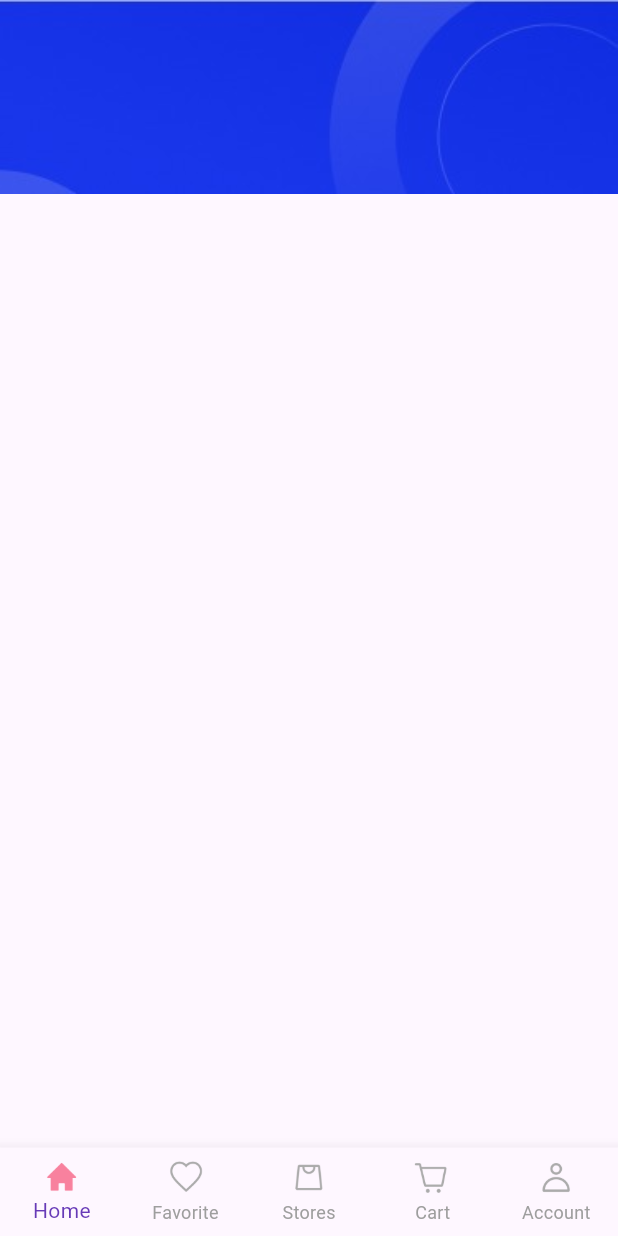
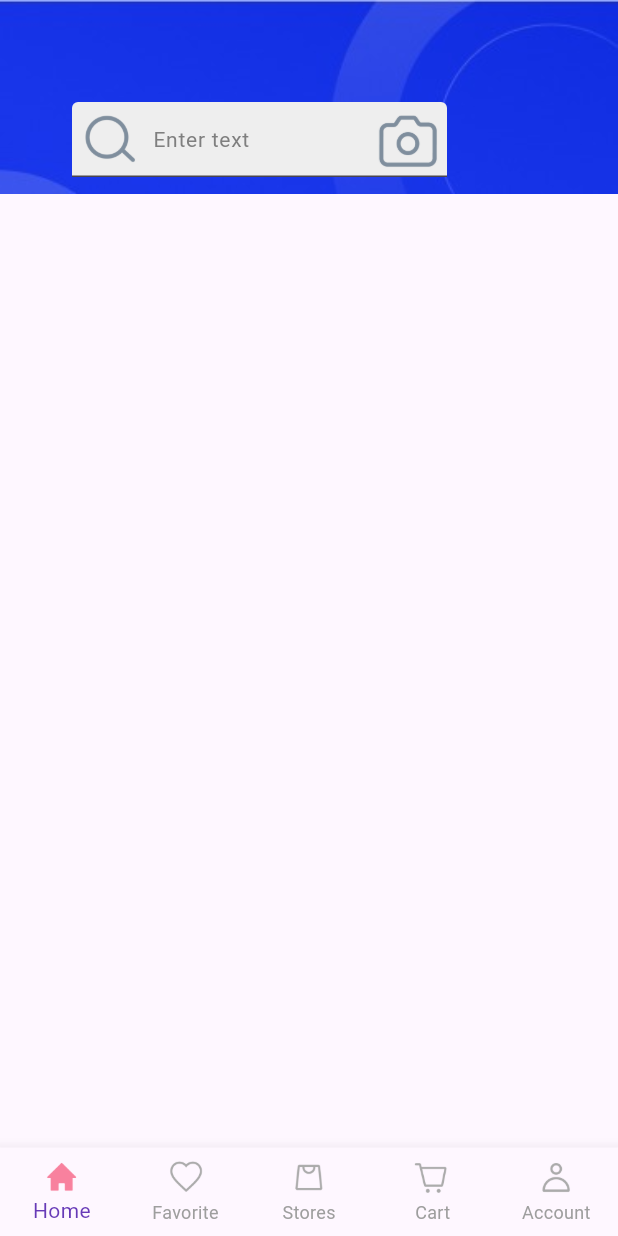
Before and after one commit to gyhcom/flutter_first, a Flutter app: the screen it shows after launch, on a phone screen of 412 x 824 dp. Run offline on Flutter 3.47's test engine with Material 3 defaults, Android fonts, the light colour scheme and no system bars; our stand-ins replace google_fonts.

Commit message:
feat: add TextField to HeaderWidget for user input

```diff
--- a/lib/views/screens/nav_screens/widgets/header_widget.dart
+++ b/lib/views/screens/nav_screens/widgets/header_widget.dart
@@ -15,6 +15,33 @@ class HeaderWidget extends StatelessWidget {
             width: MediaQuery.of(context).size.width,
             fit: BoxFit.cover,
           ),
+
+          Positioned(
+            left: 48,
+            top: 68,
+            child: SizedBox(
+              width: 250,
+              height: 50,
+              child: TextField(
+                decoration: InputDecoration(
+                  hintText: 'Enter text',
+                  hintStyle: const TextStyle(
+                    fontSize: 14,
+                    color: Color(0xff7f7f7f),
+                  ),
+                  contentPadding: const EdgeInsets.symmetric(
+                    horizontal: 12,
+                    vertical: 16,
+                  ),
+                  prefixIcon: Image.asset('assets/icons/searc1.png'),
+                  suffixIcon: Image.asset('assets/icons/cam.png'),
+                  fillColor: Colors.grey.shade200,
+                  filled: true,
+                  focusColor: Colors.black,
+                ),
+              ),
+            ),
+          ),
         ],
       ),
     );
```
